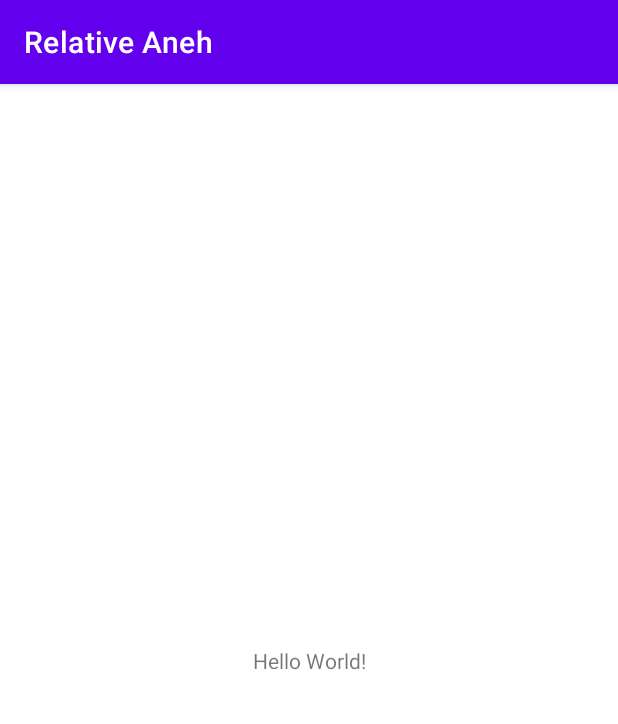
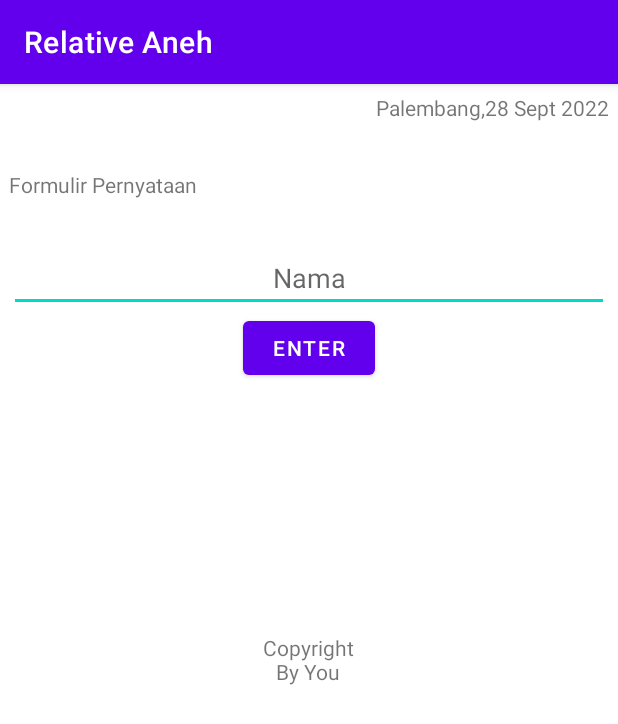
Before and after one commit to adelianjelina/RelativeAneh-1, an Android app: the screen it shows after launch (MainActivity), on a phone screen of 412 x 824 dp. Shown: the top 724 px of the screen. Run offline under Robolectric (Android 15) with nearby library versions, the phone set to English and light mode, and no system bars.

Commit message:
Pertemuan 6
Membuat Project RelatifAneh

```diff
--- a/app/src/main/res/layout/activity_main.xml
+++ b/app/src/main/res/layout/activity_main.xml
@@ -1,18 +1,47 @@
 <?xml version="1.0" encoding="utf-8"?>
-<androidx.constraintlayout.widget.ConstraintLayout xmlns:android="http://schemas.android.com/apk/res/android"
+<RelativeLayout xmlns:android="http://schemas.android.com/apk/res/android"
     xmlns:app="http://schemas.android.com/apk/res-auto"
     xmlns:tools="http://schemas.android.com/tools"
     android:layout_width="match_parent"
     android:layout_height="match_parent"
+    android:layout_margin="6dp"
     tools:context=".MainActivity">
 
     <TextView
+        android:id="@+id/tv_tanggal"
         android:layout_width="wrap_content"
         android:layout_height="wrap_content"
-        android:text="Hello World!"
-        app:layout_constraintBottom_toBottomOf="parent"
-        app:layout_constraintEnd_toEndOf="parent"
-        app:layout_constraintStart_toStartOf="parent"
-        app:layout_constraintTop_toTopOf="parent" />
+        android:text="Palembang,28 Sept 2022"
+        android:layout_alignParentRight="true"/>
+    <TextView
+        android:id="@+id/tv_formulir_pernyataan"
+        android:layout_width="wrap_content"
+        android:layout_height="wrap_content"
+        android:text="Formulir Pernyataan"
+        android:layout_below="@id/tv_tanggal"
+        android:layout_marginTop="32dp"/>
+    <EditText
+        android:id="@+id/et_nama"
+        android:layout_width="match_parent"
+        android:layout_height="wrap_content"
+        android:hint="Nama"
+        android:layout_below="@id/tv_formulir_pernyataan"
+        android:layout_marginTop="30dp"
+        android:gravity="center"/>
+    <Button
+        android:id="@+id/btn_enter"
+        android:layout_width="wrap_content"
+        android:layout_height="wrap_content"
+        android:text="ENTER"
+        android:layout_below="@id/et_nama"
+        android:layout_centerHorizontal="true"/>
+    <TextView
+        android:id="@+id/tv_copyright"
+        android:layout_width="wrap_content"
+        android:layout_height="wrap_content"
+        android:text="Copyright\nBy You"
+        android:gravity="center"
+        android:layout_centerInParent="true"/>
 
-</androidx.constraintlayout.widget.ConstraintLayout>
+
+</RelativeLayout>
```
